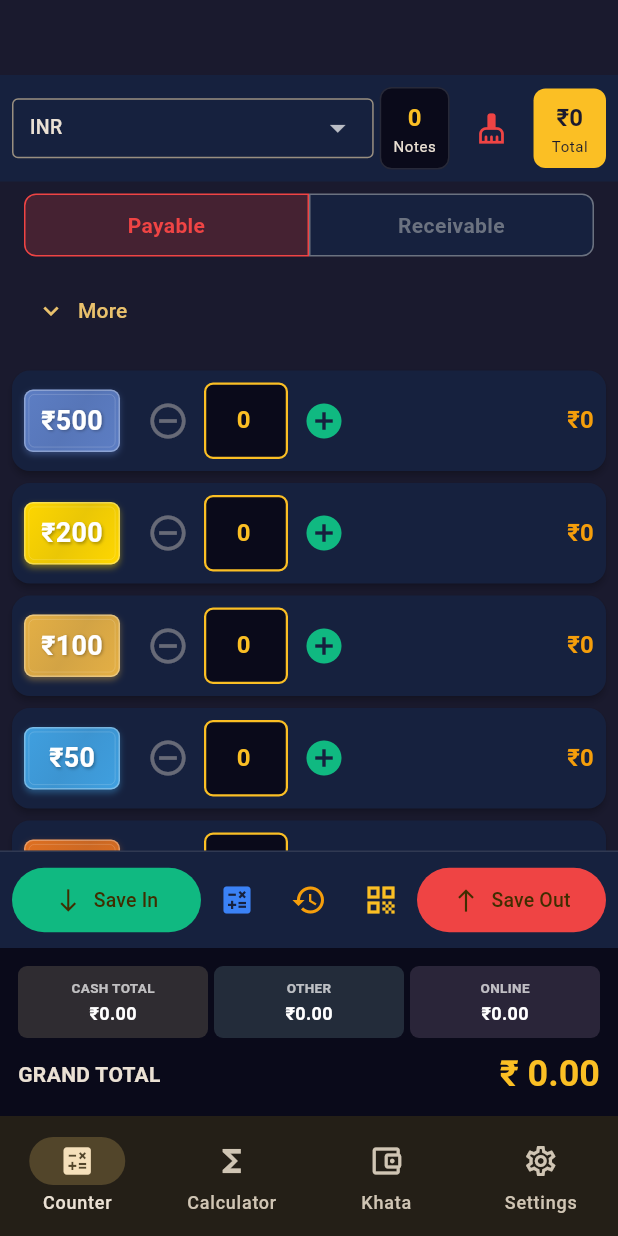
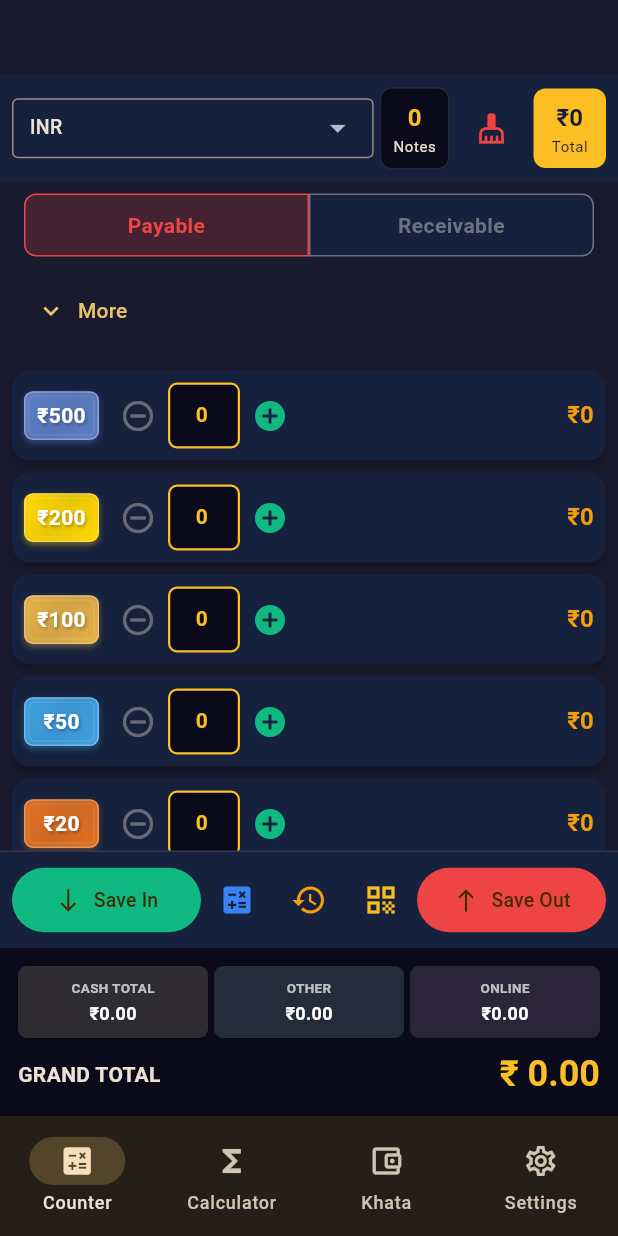
Before and after one commit to titun43/note-counter-pro-flutter, a Flutter app: the screen it shows after launch, on a phone screen of 412 x 824 dp. Run offline on Flutter 3.47's test engine with Material 3 defaults, Android fonts, the phone set to English and light mode, and no system bars; our stand-ins replace file_picker, google_mobile_ads, local_auth, package_info_plus, pdf, permission_handler and 4 more; accounts and stored records are empty; network calls fail.

Commit message:
feat(v3.13.3): hide Payable/Receivable toggle when counting notes + smaller note UI
UX improvement per developer request:

1. Auto-hide Payable/Receivable toggle when user starts counting notes
   - Triggered by: tap +/- button, or typing in count field
   - When hidden: shows a small chip with current type + 'Show' button
   - Tapping 'Show' brings back the full Payable/Receivable toggle
   - Auto-show again when all counts return to 0 (or Reset pressed)

2. Smaller note widget UI for better fit
   - NoteWidget size: 64 → 50
   - IconButton size: 28 → 24 (with VisualDensity.compact)
   - Count TextField width: 56 → 48, font 14, padding tighter
   - More notes visible without scrolling

3. Added 'show' localization key (English / Bengali / Hindi)

Version: 3.13.2+82 → 3.13.3+83

```diff
--- a/lib/screens/home_screen.dart
+++ b/lib/screens/home_screen.dart
@@ -31,6 +31,10 @@ class _HomeScreenState extends State<HomeScreen> {
   final TextEditingController _otherAmountController = TextEditingController();
   final TextEditingController _onlineAmountController = TextEditingController();
   bool _showExtraFields = false;
+  /// When true: hides the Payable/Receivable toggle to give more space for note list.
+  /// Auto-set to true when user starts entering note counts.
+  /// User can still toggle it back via the small eye button.
+  bool _hideTransactionToggle = false;
   int _saveCount = 0; // For interstitial ad timing on save
 
   @override
@@ -131,6 +135,10 @@ class _HomeScreenState extends State<HomeScreen> {
     if (controller == null) return;
     final current = int.tryParse(controller.text) ?? 0;
     controller.text = '${current + 1}';
+    // Auto-hide Payable/Receivable toggle when user starts counting notes
+    if (!_hideTransactionToggle) {
+      _hideTransactionToggle = true;
+    }
     setState(() {});
   }
 
@@ -140,11 +148,21 @@ class _HomeScreenState extends State<HomeScreen> {
     final current = int.tryParse(controller.text) ?? 0;
     if (current > 0) {
       controller.text = '${current - 1}';
+      // If all counts back to 0, auto-show the toggle again
+      if (_totalNotes == 0) {
+        _hideTransactionToggle = false;
+      }
       setState(() {});
     }
   }
 
   void _onCountChanged(int value) {
+    // Auto-hide toggle when user types in any note count field
+    if (_totalNotes > 0 && !_hideTransactionToggle) {
+      _hideTransactionToggle = true;
+    } else if (_totalNotes == 0 && _hideTransactionToggle) {
+      _hideTransactionToggle = false;
+    }
     setState(() {});
   }
 
@@ -155,6 +173,7 @@ class _HomeScreenState extends State<HomeScreen> {
     _targetAmountController.clear();
     _otherAmountController.clear();
     _onlineAmountController.clear();
+    _hideTransactionToggle = false; // Show toggle again on reset
     setState(() {});
   }
 
@@ -1506,7 +1525,83 @@ class _HomeScreenState extends State<HomeScreen> {
             ),
           ),
 
-          // === TRANSACTION TYPE TOGGLE ===
+          // === TRANSACTION TYPE TOGGLE (Payable / Receivable) ===
+          // Auto-hides when user starts entering note counts, to give more space.
+          // A small toggle button is shown instead so user can still access it.
+          if (_hideTransactionToggle)
+            // Compact mode: small toggle button to bring back Payable/Receivable
+            Padding(
+              padding: const EdgeInsets.symmetric(horizontal: 16, vertical: 4),
+              child: Row(
+                children: [
+                  // Current transaction type chip
+                  Container(
+                    padding: const EdgeInsets.symmetric(horizontal: 10, vertical: 4),
+                    decoration: BoxDecoration(
+                      color: _transactionType == loc.t('payable')
+                          ? AppColors.danger.withOpacity(0.15)
+                          : AppColors.success.withOpacity(0.15),
+                      borderRadius: BorderRadius.circular(12),
+                      border: Border.all(
+                        color: _transactionType == loc.t('payable')
+                            ? AppColors.danger
+                            : AppColors.success,
+                        width: 1,
+                      ),
+                    ),
+                    child: Text(
+                      _transactionType,
+                      style: TextStyle(
+                        fontSize: 11,
+                        fontWeight: FontWeight.bold,
+                        color: _transactionType == loc.t('payable')
+                            ? AppColors.danger
+                            : AppColors.success,
+                      ),
+                    ),
+                  ),
+                  const Spacer(),
+                  // Small eye toggle button to expand back
+                  InkWell(
+                    onTap: () {
+                      setState(() {
+                        _hideTransactionToggle = false;
+                      });
+                    },
+                    borderRadius: BorderRadius.circular(16),
+                    child: Container(
+                      padding: const EdgeInsets.symmetric(horizontal: 10, vertical: 4),
+                      decoration: BoxDecoration(
+                        color: isDark ? AppColors.bgCardDark : AppColors.bgCard,
+                        borderRadius: BorderRadius.circular(12),
+                        border: Border.all(color: AppColors.textSecondary, width: 1),
+                      ),
+                      child: Row(
+                        mainAxisSize: MainAxisSize.min,
+                        children: [
+                          Icon(
+                            Icons.visibility_outlined,
+                            size: 14,
+                            color: AppColors.textSecondary,
+                          ),
+                          const SizedBox(width: 4),
+                          Text(
+                            loc.t('show'),
+                            style: TextStyle(
+                              fontSize: 11,
+                              fontWeight: FontWeight.w600,
+                              color: AppColors.textSecondary,
+                            ),
+                          ),
+                        ],
+                      ),
+                    ),
+                  ),
+                ],
+              ),
+            )
+          else
+            // Full mode: complete Payable/Receivable toggle
             Container(
               padding: const EdgeInsets.symmetric(horizontal: 16, vertical: 8),
               child: Row(
@@ -1799,21 +1894,22 @@ class _HomeScreenState extends State<HomeScreen> {
                           value: value,
                           currencyCode: _selectedCurrency,
                           currencySymbol: _currencySymbol,
-                          size: 64,
-                        ),
-                        const SizedBox(width: 8),
+                          size: 50,
+                        ),
+                        const SizedBox(width: 6),
                         // Minus button
                         IconButton(
                           icon: const Icon(Icons.remove_circle_outline),
                           onPressed: count > 0 ? () => _decrementCount(value) : null,
                           color: AppColors.danger,
-                          iconSize: 28,
+                          iconSize: 24,
+                          visualDensity: VisualDensity.compact,
                         ),
                         // Count display - INLINE EDITABLE TextField
                         // User can tap directly and type number with keyboard
                         // No dialog box needed
                         Container(
-                          width: 56,
+                          width: 48,
                           padding: const EdgeInsets.symmetric(horizontal: 4, vertical: 4),
                           decoration: BoxDecoration(
                             color: isDark ? AppColors.bgDarker : Colors.grey[100],
@@ -1829,12 +1925,13 @@ class _HomeScreenState extends State<HomeScreen> {
                             style: theme.textTheme.titleMedium?.copyWith(
                               fontWeight: FontWeight.bold,
                               color: AppColors.primary,
+                              fontSize: 14,
                             ),
                             keyboardType: TextInputType.number,
                             inputFormatters: [FilteringTextInputFormatter.digitsOnly],
                             decoration: const InputDecoration(
                               isDense: true,
-                              contentPadding: EdgeInsets.symmetric(vertical: 8),
+                              contentPadding: EdgeInsets.symmetric(vertical: 6),
                               border: InputBorder.none,
                             ),
                             onChanged: (_) => _onCountChanged(value),
@@ -1852,7 +1949,8 @@ class _HomeScreenState extends State<HomeScreen> {
                           icon: const Icon(Icons.add_circle),
                           onPressed: () => _incrementCount(value),
                           color: AppColors.success,
-                          iconSize: 28,
+                          iconSize: 24,
+                          visualDensity: VisualDensity.compact,
                         ),
                         const Spacer(),
                         // Subtotal
--- a/lib/utils/app_localizations.dart
+++ b/lib/utils/app_localizations.dart
@@ -41,6 +41,7 @@ class AppLocalizations {
       'noEntriesYet': 'No entries yet. Save In/Out to see history.',
       'noQrHistory': 'No QR generated yet',
       'share': 'Share',
+      'show': 'Show',
       'more': 'More',
       'clear': 'Clear',
       'reset': 'Reset',
@@ -219,6 +220,7 @@ class AppLocalizations {
       'noEntriesYet': 'এখনো কোনো এন্ট্রি নেই। হিস্ট্রি দেখতে Save In/Out করুন।',
       'noQrHistory': 'এখনো কোনো QR তৈরি হয়নি',
       'share': 'শেয়ার',
+      'show': 'দেখান',
       'more': 'আরও',
       'clear': 'ক্লিয়ার',
       'reset': 'রিসেট',
@@ -397,6 +399,7 @@ class AppLocalizations {
       'noEntriesYet': 'अभी तक कोई प्रविष्टि नहीं। इतिहास देखने के लिए Save In/Out करें।',
       'noQrHistory': 'अभी तक कोई QR नहीं बना',
       'share': 'शेयर',
+      'show': 'दिखाएँ',
       'more': 'अधिक',
       'clear': 'साफ़',
       'reset': 'रीसेट',
--- a/pubspec.yaml
+++ b/pubspec.yaml
@@ -1,7 +1,7 @@
 name: note_counter_pro
 description: Professional Cash Note Counter App - Multi-currency support with business mode
 publish_to: 'none'
-version: 3.13.2+82
+version: 3.13.3+83
 
 environment:
   sdk: '>=3.0.0 <4.0.0'
```
Lines whose indentation alone changed are shown as unchanged.
